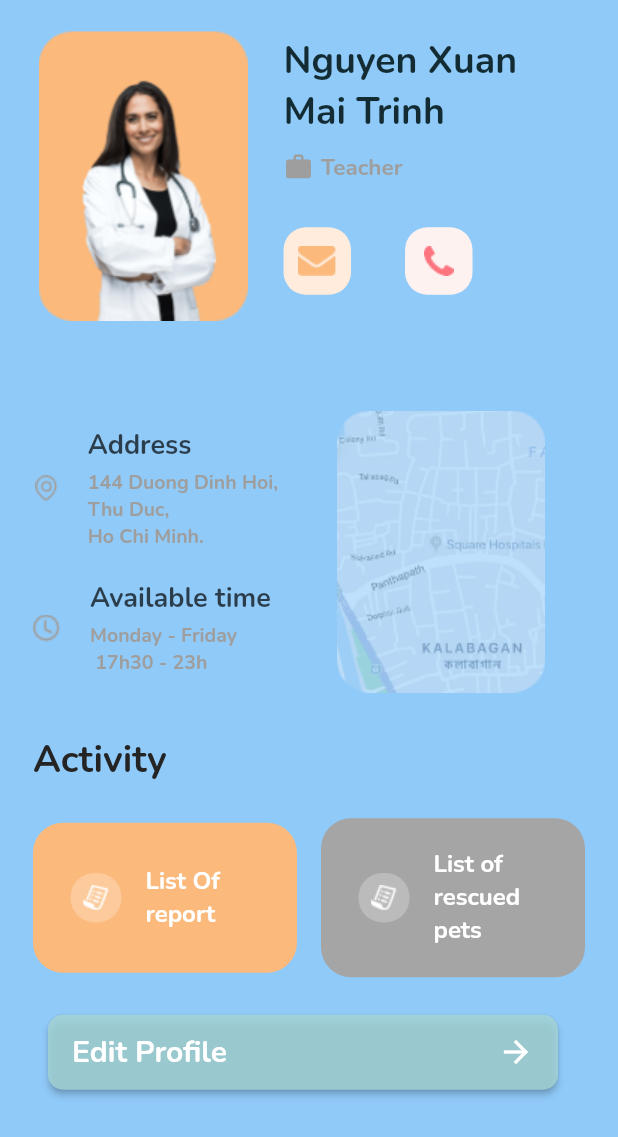
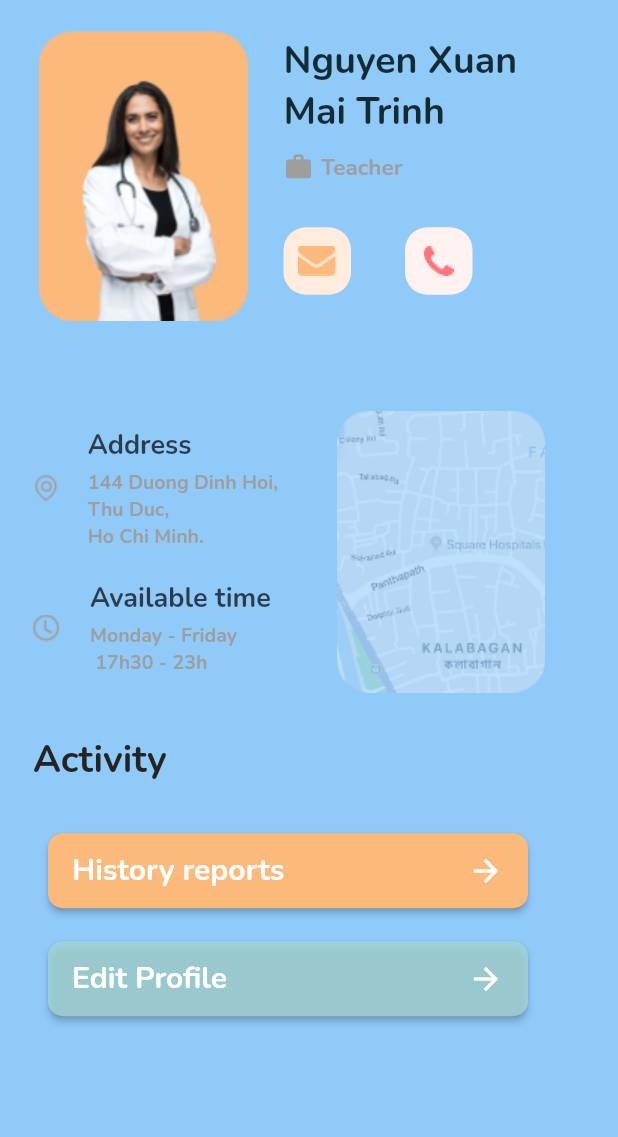
Before and after one commit to ageha-chou/pet-rescue, a Flutter app: the MeTab screen opened directly, on a phone screen of 412 x 824 dp. Shown: the top 1137 px of the screen. Run offline on Flutter 3.47's test engine with Material 2 defaults, Android fonts, the phone set to English and light mode, and no system bars; our stand-ins replace animated_text_kit, flutter_dotenv, font_awesome_flutter, geocoding, geolocator, get and 4 more; missing offline and left inert: dropdown_below, flutter_polyline_points, images_picker; accounts and stored records are empty; network calls fail.

Commit message:
add history list

```diff
--- a/lib/modules/me/user_profile.dart
+++ b/lib/modules/me/user_profile.dart
@@ -1,5 +1,6 @@
 import 'package:flutter/material.dart';
 import 'package:get/get.dart';
+import 'package:pet_rescue/modules/me/history_reports.dart';
 import 'package:pet_rescue/shared/constants/color.dart';
 
 import 'volunteer_edit_profile.dart';
@@ -74,20 +75,6 @@ class UserProfile extends StatelessWidget {
             SizedBox(
               height: 26,
             ),
-            // Text(
-            //   "About",
-            //   style: TextStyle(fontSize: 22),
-            // ),
-            // SizedBox(
-            //   height: 16,
-            // ),
-            // Text(
-            //   "I love pet. I believe that they're deserve to have a better life !!!",
-            //   style: TextStyle(color: Colors.grey, fontSize: 16),
-            // ),
-            // SizedBox(
-            //   height: 24,
-            // ),
             Row(
               children: <Widget>[
                 Column(
@@ -186,83 +173,41 @@ class UserProfile extends StatelessWidget {
             SizedBox(
               height: 22,
             ),
-            Row(
+            Container(
+              constraints: BoxConstraints(maxWidth: 320.0, minHeight: 50.0),
+              margin: EdgeInsets.all(10),
+              child: RaisedButton(
+                onPressed: () {
+                  Get.to (()  => ActivityList());
+                },
+                splashColor: ColorConstants.primary,
+                color: Color(0xffFBB97C),
+                shape: RoundedRectangleBorder(
+                    borderRadius: BorderRadius.all(Radius.circular(10.0))),
+                child: Row(
+                  mainAxisAlignment: MainAxisAlignment.spaceBetween,
                   children: <Widget>[
-                Expanded(
-                  child: Container(
-                    padding: EdgeInsets.symmetric(vertical: 28, horizontal: 16),
-                    decoration: BoxDecoration(
-                        color: Color(0xffFBB97C),
-                        borderRadius: BorderRadius.circular(20)),
-                    child: Row(
-                      mainAxisAlignment: MainAxisAlignment.center,
-                      children: <Widget>[
-                        Container(
-                            padding: EdgeInsets.all(8),
-                            decoration: BoxDecoration(
-                                color: Color(0xffFCCA9B),
-                                borderRadius: BorderRadius.circular(16)),
-                            child: Image.asset("assets/images/list.png")),
-                        SizedBox(
-                          width: 16,
+                    Text(
+                      "History reports",
+                      style: Theme.of(context).textTheme.headline5!.copyWith(
+                        fontSize: 20,
+                        color: Colors.white,
                       ),
-                        Container(
-                          width: MediaQuery.of(context).size.width / 2 - 130,
-                          child: Text(
-                            "List Of report",
-                            style: Theme.of(context)
-                                .textTheme
-                                .headline5!
-                                .copyWith(color: Colors.white, fontSize: 16),
                     ),
+                    Icon(
+                      Icons.arrow_forward,
+                      color: Colors.white,
                     )
                   ],
                 ),
               ),
             ),
+
             SizedBox(
-                  width: 16,
-                ),
-                Expanded(
-                  child: Container(
-                    padding: EdgeInsets.symmetric(vertical: 20, horizontal: 16),
-                    decoration: BoxDecoration(
-                        color: Color(0xffA5A5A5),
-                        borderRadius: BorderRadius.circular(20)),
-                    child: Row(
-                      mainAxisAlignment: MainAxisAlignment.center,
-                      children: <Widget>[
-                        Container(
-                            padding: EdgeInsets.all(8),
-                            decoration: BoxDecoration(
-                                color: Color(0xffBBBBBB),
-                                borderRadius: BorderRadius.circular(16)),
-                            child: Image.asset("assets/images/list.png")),
-                        SizedBox(
-                          width: 16,
+              height: 2,
             ),
             Container(
-                          width: MediaQuery.of(context).size.width / 2 - 130,
-                          child: Text(
-                            "List of rescued pets",
-                            style: Theme.of(context)
-                                .textTheme
-                                .headline5!
-                                .copyWith(color: Colors.white, fontSize: 16),
-                          ),
-                        )
-                      ],
-                    ),
-                  ),
-                ),
-              ],
-            ),
-            SizedBox(
-              height: 15,
-            ),
-
-            Container(
-              constraints: BoxConstraints(maxWidth: 340.0, minHeight: 50.0),
+              constraints: BoxConstraints(maxWidth: 320.0, minHeight: 50.0),
               margin: EdgeInsets.all(10),
               child: RaisedButton(
                 onPressed: () {
```
Also changed, not shown: lib/modules/me/constants.dart (added, +73 -0 lines), lib/modules/me/history_reports.dart (added, +248 -0 lines). Lines whose indentation alone changed are shown as unchanged.
